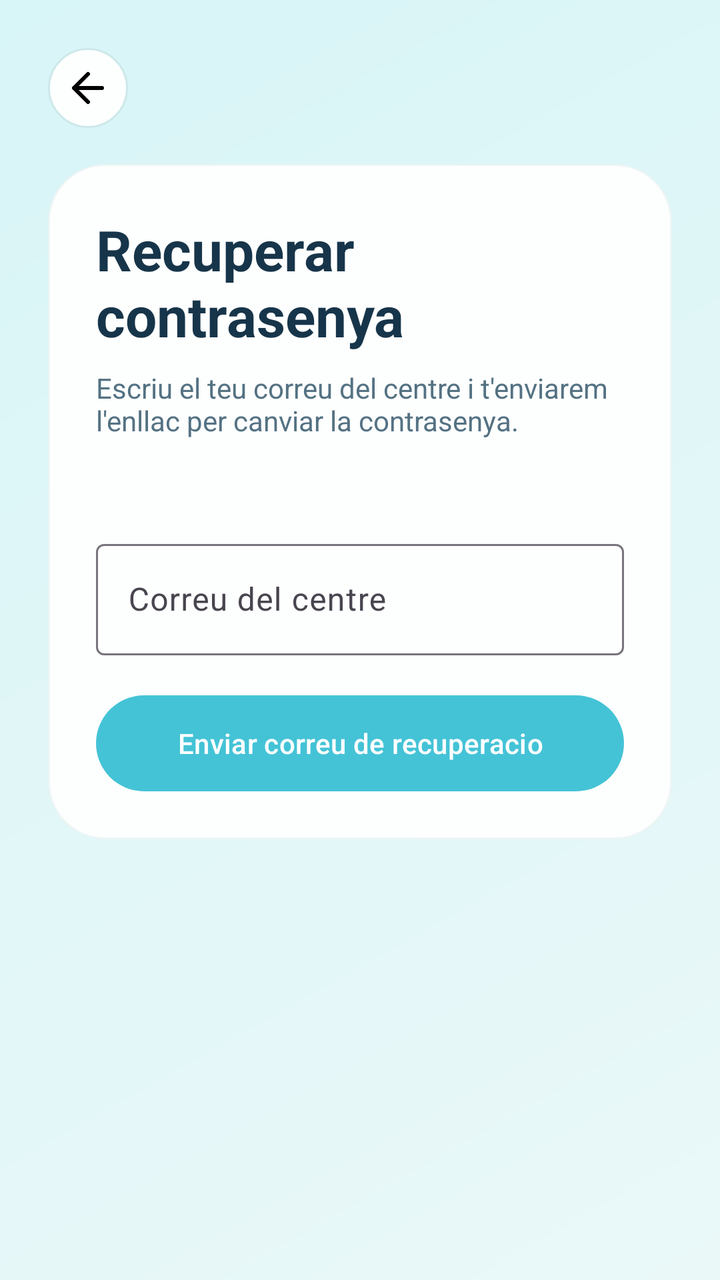
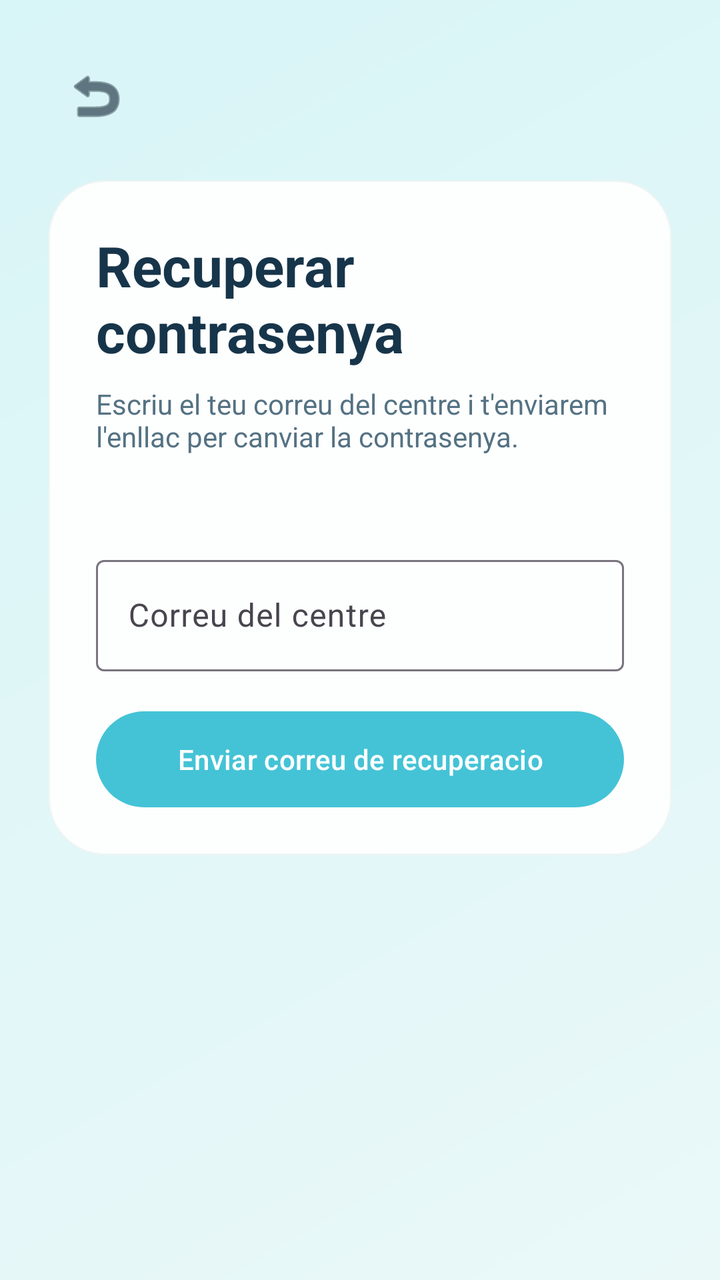

Two renders of the same Android screen: before a commit and after it. Below are the layout's source before the change and the commit's diff.
<!-- AndroidManifest.xml: application theme Theme.ViBaCar -->
<!-- res/layout/activity_recupera_contrasenya.xml -->
<?xml version="1.0" encoding="utf-8"?>
<androidx.core.widget.NestedScrollView xmlns:android="http://schemas.android.com/apk/res/android"
    xmlns:app="http://schemas.android.com/apk/res-auto"
    android:layout_width="match_parent"
    android:layout_height="match_parent"
    android:background="@drawable/fons_pantalla"
    android:fillViewport="true">

    <LinearLayout
        android:layout_width="match_parent"
        android:layout_height="wrap_content"
        android:orientation="vertical"
        android:padding="24dp">

        <ImageButton
            android:id="@+id/botoEnrere"
            android:layout_width="40dp"
            android:layout_height="40dp"
            android:background="@drawable/fons_capsula"
            android:contentDescription="@string/boto_enrere"
            android:padding="10dp"
            android:src="@drawable/ic_enrere" />

        <LinearLayout
            android:layout_width="match_parent"
            android:layout_height="wrap_content"
            android:layout_marginTop="18dp"
            android:background="@drawable/fons_targeta"
            android:elevation="8dp"
            android:orientation="vertical"
            android:padding="24dp">

            <TextView
                android:layout_width="match_parent"
                android:layout_height="wrap_content"
                android:text="@string/recupera_titol"
                android:textColor="@color/color_text_principal"
                android:textSize="28sp"
                android:textStyle="bold" />

            <TextView
                android:layout_width="match_parent"
                android:layout_height="wrap_content"
                android:layout_marginTop="8dp"
                android:text="@string/recupera_subtitol"
                android:textColor="@color/color_text_secundari" />

            <TextView
                android:id="@+id/txtMissatge"
                android:layout_width="match_parent"
                android:layout_height="wrap_content"
                android:layout_marginTop="14dp"
                android:textColor="@color/color_error" />

            <com.google.android.material.textfield.TextInputLayout
                style="@style/Widget.Material3.TextInputLayout.OutlinedBox"
                android:layout_width="match_parent"
                android:layout_height="wrap_content"
                android:layout_marginTop="14dp"
                android:hint="@string/etiqueta_correu">

                <com.google.android.material.textfield.TextInputEditText
                    android:id="@+id/campCorreu"
                    android:layout_width="match_parent"
                    android:layout_height="wrap_content"
                    android:inputType="textEmailAddress" />
            </com.google.android.material.textfield.TextInputLayout>

            <com.google.android.material.button.MaterialButton
                android:id="@+id/botoEnviaRecuperacio"
                android:layout_width="match_parent"
                android:layout_height="wrap_content"
                android:layout_marginTop="20dp"
                android:background="@drawable/fons_boto_principal"
                android:text="@string/boto_envia_recuperacio"
                android:textColor="@color/color_text_clar" />
        </LinearLayout>
    </LinearLayout>
</androidx.core.widget.NestedScrollView>
<!-- resources referenced by this layout -->
<resources>
  <color name="color_error">#C74E4E</color>
  <color name="color_text_clar">#FFFFFF</color>
  <color name="color_text_principal">#17354A</color>
  <color name="color_text_secundari">#547283</color>
  <!-- drawable fons_boto_principal (drawable) -->
  <?xml version="1.0" encoding="utf-8"?>
  <shape xmlns:android="http://schemas.android.com/apk/res/android">
      <gradient
          android:angle="0"
          android:endColor="@color/color_principal_fosc"
          android:startColor="@color/color_principal" />
      <corners android:radius="30dp" />
  </shape>
  <!-- drawable fons_capsula (drawable) -->
  <?xml version="1.0" encoding="utf-8"?>
  <shape xmlns:android="http://schemas.android.com/apk/res/android">
      <solid android:color="@color/color_targeta" />
      <corners android:radius="20dp" />
      <stroke
          android:width="1dp"
          android:color="@color/color_linia" />
  </shape>
  <!-- drawable fons_pantalla (drawable) -->
  <?xml version="1.0" encoding="utf-8"?>
  <shape xmlns:android="http://schemas.android.com/apk/res/android">
      <gradient
          android:angle="315"
          android:endColor="@color/color_fons"
          android:startColor="#D8F5F7" />
  </shape>
  <!-- drawable fons_targeta (drawable) -->
  <?xml version="1.0" encoding="utf-8"?>
  <shape xmlns:android="http://schemas.android.com/apk/res/android">
      <solid android:color="@color/color_targeta" />
      <corners android:radius="28dp" />
      <stroke
          android:width="1dp"
          android:color="#AAEDF4F4" />
  </shape>
  <!-- drawable ic_enrere (drawable) -->
  <?xml version="1.0" encoding="utf-8"?>
  <vector xmlns:android="http://schemas.android.com/apk/res/android"
      android:width="24dp"
      android:height="24dp"
      android:viewportWidth="24"
      android:viewportHeight="24">
      <path
          android:fillColor="@android:color/transparent"
          android:strokeColor="#000000"
          android:strokeWidth="2"
          android:strokeLineCap="round"
          android:strokeLineJoin="round"
          android:pathData="M19,12 L5,12 M12,5 L5,12 L12,19" />
  </vector>
  <string name="boto_enrere">Torna enrere</string>
  <string name="boto_envia_recuperacio">Enviar correu de recuperacio</string>
  <string name="etiqueta_correu">Correu del centre</string>
  <string name="recupera_subtitol">Escriu el teu correu del centre i t\'enviarem l\'enllac per canviar la contrasenya.</string>
  <string name="recupera_titol">Recuperar contrasenya</string>
  <style name="Theme.ViBaCar" parent="Base.Theme.ViBaCar" />
  <color name="color_principal_fosc">#2DA5BB</color>
  <color name="color_principal">#44C3D6</color>
  <color name="color_targeta">#FDFEFE</color>
  <color name="color_linia">#CDE8EA</color>
  <color name="color_fons">#EAF8F8</color>
  <style name="Base.Theme.ViBaCar" parent="Theme.Material3.Light.NoActionBar">
          <item name="colorPrimary">@color/color_principal</item>
          <item name="colorOnPrimary">@color/color_text_clar</item>
          <item name="colorSecondary">@color/color_secundari</item>
          <item name="android:statusBarColor">@android:color/transparent</item>
          <item name="android:navigationBarColor">@color/color_fons</item>
          <item name="android:windowLightStatusBar">true</item>
          <item name="android:windowBackground">@color/color_fons</item>
      </style>
  <color name="color_secundari">#78D6A2</color>
</resources>

<!-- the commit's change to res/layout/activity_recupera_contrasenya.xml (unified diff, before → after) -->
@@ -10,20 +10,26 @@
         android:layout_width="match_parent"
         android:layout_height="wrap_content"
         android:orientation="vertical"
-        android:padding="24dp">
+        android:paddingTop="24dp"
+        android:paddingHorizontal="5dp"
+        android:paddingBottom="5dp">
 
         <ImageButton
             android:id="@+id/botoEnrere"
-            android:layout_width="40dp"
-            android:layout_height="40dp"
-            android:background="@drawable/fons_capsula"
+            android:layout_width="48dp"
+            android:layout_height="48dp"
+            android:layout_gravity="start"
+            android:layout_marginStart="19dp"
+            android:background="?attr/selectableItemBackgroundBorderless"
             android:contentDescription="@string/boto_enrere"
-            android:padding="10dp"
-            android:src="@drawable/ic_enrere" />
+            android:padding="8dp"
+            android:src="@android:drawable/ic_menu_revert"
+            app:tint="@color/color_text_fosc" />
 
         <LinearLayout
             android:layout_width="match_parent"
             android:layout_height="wrap_content"
+            android:layout_marginHorizontal="19dp"
             android:layout_marginTop="18dp"
             android:background="@drawable/fons_targeta"
             android:elevation="8dp"
<!-- resource entries referenced after the edit -->
@@ -2,6 +2,7 @@
 <resources>
   <color name="color_error">#C74E4E</color>
   <color name="color_text_clar">#FFFFFF</color>
+  <color name="color_text_fosc">#0D2030</color>
   <color name="color_text_principal">#17354A</color>
   <color name="color_text_secundari">#547283</color>
   <!-- drawable fons_boto_principal (drawable) -->
@@ -12,15 +13,6 @@
           android:endColor="@color/color_principal_fosc"
           android:startColor="@color/color_principal" />
       <corners android:radius="30dp" />
-  </shape>
-  <!-- drawable fons_capsula (drawable) -->
-  <?xml version="1.0" encoding="utf-8"?>
-  <shape xmlns:android="http://schemas.android.com/apk/res/android">
-      <solid android:color="@color/color_targeta" />
-      <corners android:radius="20dp" />
-      <stroke
-          android:width="1dp"
-          android:color="@color/color_linia" />
   </shape>
   <!-- drawable fons_pantalla (drawable) -->
   <?xml version="1.0" encoding="utf-8"?>
@@ -39,21 +31,6 @@
           android:width="1dp"
           android:color="#AAEDF4F4" />
   </shape>
-  <!-- drawable ic_enrere (drawable) -->
-  <?xml version="1.0" encoding="utf-8"?>
-  <vector xmlns:android="http://schemas.android.com/apk/res/android"
-      android:width="24dp"
-      android:height="24dp"
-      android:viewportWidth="24"
-      android:viewportHeight="24">
-      <path
-          android:fillColor="@android:color/transparent"
-          android:strokeColor="#000000"
-          android:strokeWidth="2"
-          android:strokeLineCap="round"
-          android:strokeLineJoin="round"
-          android:pathData="M19,12 L5,12 M12,5 L5,12 L12,19" />
-  </vector>
   <string name="boto_enrere">Torna enrere</string>
   <string name="boto_envia_recuperacio">Enviar correu de recuperacio</string>
   <string name="etiqueta_correu">Correu del centre</string>
@@ -63,7 +40,6 @@
   <color name="color_principal_fosc">#2DA5BB</color>
   <color name="color_principal">#44C3D6</color>
   <color name="color_targeta">#FDFEFE</color>
-  <color name="color_linia">#CDE8EA</color>
   <color name="color_fons">#EAF8F8</color>
   <style name="Base.Theme.ViBaCar" parent="Theme.Material3.Light.NoActionBar">
           <item name="colorPrimary">@color/color_principal</item>
